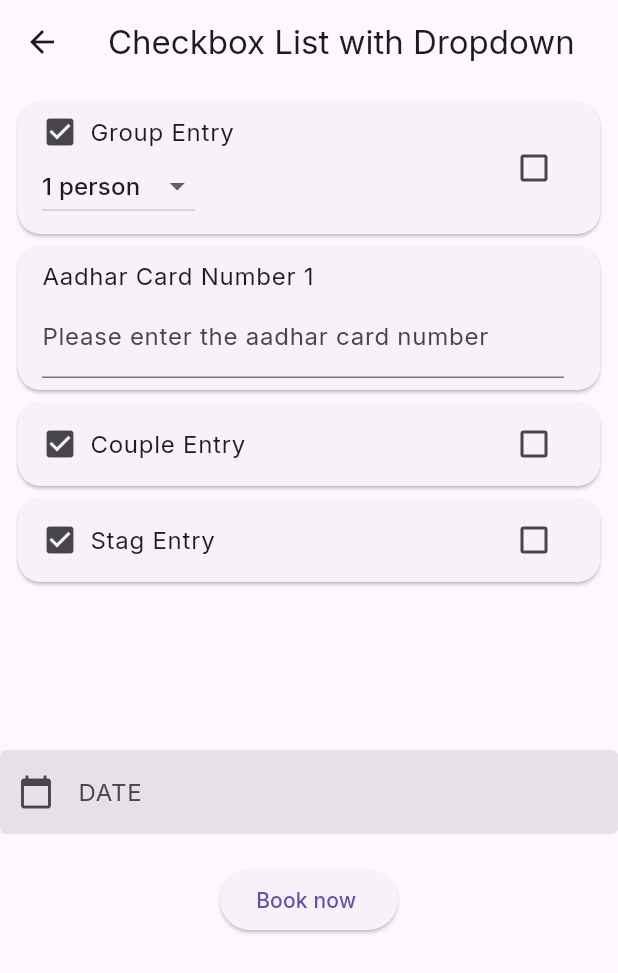
After one commit to ArshdeepxSingh/ClubBooking, a Flutter app: the BookingPage screen opened by its route, on a phone screen of 412 x 824 dp. The commit adds this screen. Shown: the top 973 px of the screen. Run offline on Flutter 3.47's test engine with Material 3 defaults, Android fonts, the phone set to English and light mode, and no system bars; our stand-ins replace cloud_firestore, firebase_auth, firebase_core, google_fonts, google_sign_in; accounts and stored records are empty.

Commit message:
working prototype

```diff
--- /dev/null
+++ b/club_prototype/lib/pages/booking_page.dart
@@ -0,0 +1,83 @@
+import 'package:club_prototype/widgets/members_selection.dart';
+import 'package:flutter/material.dart';
+
+class BookingPage extends StatefulWidget {
+  const BookingPage({Key? key}) : super(key: key);
+
+  @override
+  State<BookingPage> createState() => _BookingPageState();
+}
+
+class _BookingPageState extends State<BookingPage> {
+  TextEditingController _dateController = TextEditingController();
+
+  @override
+  Widget build(BuildContext context) {
+    return Scaffold(
+      body: Column(
+        children: [
+          SizedBox(
+            height: 500, // Set a specific height or constraints for the widget
+            child: CheckBoxListWithDropDown(),
+          ),
+          TextField(
+            controller: _dateController,
+            decoration: InputDecoration(
+              labelText: "DATE",
+              filled: true,
+              prefixIcon: Icon(Icons.calendar_today),
+              enabledBorder: OutlineInputBorder(
+                  borderSide: BorderSide.none),
+              focusedBorder: OutlineInputBorder(
+                  borderSide: BorderSide(color: Colors.blue)),
+            ),
+            readOnly: true,
+            onTap: () {
+              _selectDate();
+            },
+          ),
+          SizedBox(height: 20,),
+
+          ElevatedButton(onPressed:(){
+            // alert dialog will go here
+
+          } , child: Text("Book now "))
+        ],
+
+
+      ),
+
+
+
+    );
+  }
+
+  Future<void> _selectDate() async {
+    DateTime? _picked = await showDatePicker(
+        context: context,
+        initialDate: DateTime.now(),
+        firstDate: DateTime.now(),
+        lastDate: DateTime(2100));
+
+    if (_picked != null) {
+      setState(() {
+        _dateController.text = _picked.toString().split(" ")[0];
+      });
+    }
+  }
+}
+
+
+
+// single entry
+
+
+
+// couple entry
+
+
+
+// group party
+
+
+  // aadhar card verificaation for each
--- a/club_prototype/lib/util/routes.dart
+++ b/club_prototype/lib/util/routes.dart
@@ -2,5 +2,7 @@ class MyRoute{
   static String loginRoute = "/login";
   static String homeRoute = "/home";
   static String nightoutRoute = "/nightout";
-
+  static String clubDetailsRoute = "/clubdetails";
+  static String profileRoute = "/profile";
+  static String bookingRoute = "/booking";
 }
--- a/club_prototype/lib/widgets/item_widget.dart
+++ b/club_prototype/lib/widgets/item_widget.dart
@@ -1,4 +1,4 @@
-import 'package:club_prototype/models/club_tile.dart';
+import 'package:club_prototype/widgets/models/club_tile.dart';
 import 'package:flutter/material.dart';
 
 class ItemWidget extends StatelessWidget {
@@ -11,9 +11,12 @@ class ItemWidget extends StatelessWidget {
     return Padding(
       padding: const EdgeInsets.all(8.0),
       child: ListTile(
+
         leading: Image.network(item.image),
         title: Text(item.name),
+        subtitle: Text(item.description),
          trailing: TextButton( onPressed: (){}, child:  const Text("bookk")),
+
 
       ),
     );
--- /dev/null
+++ b/club_prototype/lib/widgets/members_selection.dart
@@ -0,0 +1,150 @@
+import 'package:flutter/material.dart';
+
+class CheckBoxListWithDropDown extends StatefulWidget {
+  @override
+  _CheckBoxListWithDropDownState createState() =>
+      _CheckBoxListWithDropDownState();
+}
+
+class _CheckBoxListWithDropDownState extends State<CheckBoxListWithDropDown> {
+  bool _checkbox1 = false;
+  bool _checkbox2 = false;
+  bool _checkbox3 = false;
+  String _dropdownValue1 = '1 person'; // Updated initial value
+  int _selectedPersonCount = 1;
+
+  @override
+  Widget build(BuildContext context) {
+    return Scaffold(
+      appBar: AppBar(
+        title: Text('Checkbox List with Dropdown'),
+      ),
+      body: ListView(
+        padding: EdgeInsets.all(8.0),
+        children: [
+          Card(
+            shape: RoundedRectangleBorder(
+              borderRadius: BorderRadius.circular(15.0),
+            ),
+            child: CheckboxListTile(
+              title: Column(
+                crossAxisAlignment: CrossAxisAlignment.start,
+                children: [
+                  Row(
+                    children: [
+                      Icon(Icons.check_box),
+                      SizedBox(width: 8),
+                      Text('Group Entry'),
+                    ],
+                  ),
+                  DropdownButton<String>(
+                    value: _dropdownValue1,
+                    onChanged: (String? newValue) {
+                      setState(() {
+                        _dropdownValue1 = newValue!;
+                        _selectedPersonCount =
+                            int.parse(newValue.split(' ')[0]);
+                      });
+                    },
+                    items: <String>[
+                      '1 person',
+                      '2 persons',
+                      '3 persons',
+                      '4 persons',
+                      '5 persons',
+                      '6 persons',
+                      '7 persons',
+                      '8 persons',
+                    ].map<DropdownMenuItem<String>>((String value) {
+                      return DropdownMenuItem<String>(
+                        value: value,
+                        child: Text(value),
+                      );
+                    }).toList(),
+                  ),
+                ],
+              ),
+              value: _checkbox1,
+              onChanged: (value) {
+                setState(() {
+                  _checkbox1 = value!;
+                  if (_checkbox1) {
+                    _checkbox2 = false;
+                    _checkbox3 = false;
+                  }
+                });
+              },
+            ),
+          ),
+          ListView.builder(
+            shrinkWrap: true,
+            itemCount: _selectedPersonCount,
+            itemBuilder: (context, index) {
+              return Card(
+                shape: RoundedRectangleBorder(
+                  borderRadius: BorderRadius.circular(15.0),
+                ),
+                child: ListTile(
+                  title: Text('Aadhar Card Number ${index + 1}'),
+                  subtitle: TextFormField(
+                    decoration: InputDecoration(
+                      labelText: 'Please enter the aadhar card number',
+                    ),
+                  ),
+                ),
+              );
+            },
+          ),
+          Card(
+            shape: RoundedRectangleBorder(
+              borderRadius: BorderRadius.circular(15.0),
+            ),
+            child: CheckboxListTile(
+              title: Row(
+                children: [
+                  Icon(Icons.check_box),
+                  SizedBox(width: 8),
+                  Text('Couple Entry'),
+                ],
+              ),
+              value: _checkbox2,
+              onChanged: (value) {
+                setState(() {
+                  _checkbox2 = value!;
+                  if (_checkbox2) {
+                    _checkbox1 = false;
+                    _checkbox3 = false;
+                  }
+                });
+              },
+            ),
+          ),
+          Card(
+            shape: RoundedRectangleBorder(
+              borderRadius: BorderRadius.circular(15.0),
+            ),
+            child: CheckboxListTile(
+              title: Row(
+                children: [
+                  Icon(Icons.check_box),
+                  SizedBox(width: 8),
+                  Text('Stag Entry'),
+                ],
+              ),
+              value: _checkbox3,
+              onChanged: (value) {
+                setState(() {
+                  _checkbox3 = value!;
+                  if (_checkbox3) {
+                    _checkbox1 = false;
+                    _checkbox2 = false;
+                  }
+                });
+              },
+            ),
+          ),
+        ],
+      ),
+    );
+  }
+}
--- a/club_prototype/pubspec.yaml
+++ b/club_prototype/pubspec.yaml
@@ -40,6 +40,7 @@ dependencies:
   firebase_auth: ^4.15.0
   google_sign_in: ^6.1.6
   cloud_firestore: ^4.13.5
+  provider: ^6.1.1
 
 dev_dependencies:
   flutter_test:
```
Also changed, not shown: club_prototype/lib/main.dart (+21 -0 lines), club_prototype/lib/pages/club_details_page.dart (added, +90 -0 lines), club_prototype/lib/pages/login/profile.dart (added, +118 -0 lines), club_prototype/lib/pages/night_out.dart (+60 -18 lines), club_prototype/lib/widgets/drawer.dart (+12 -0 lines), club_prototype/lib/widgets/models/club_tile.dart (renamed from club_prototype/lib/models/club_tile.dart), club_prototype/pubspec.lock.
